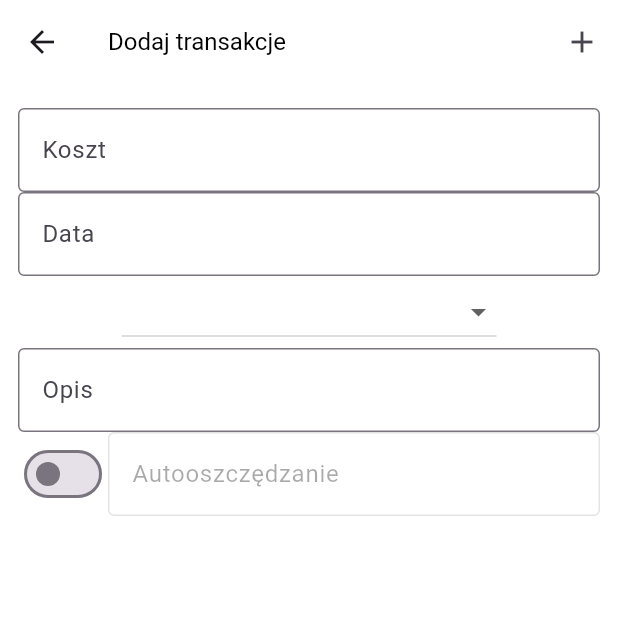
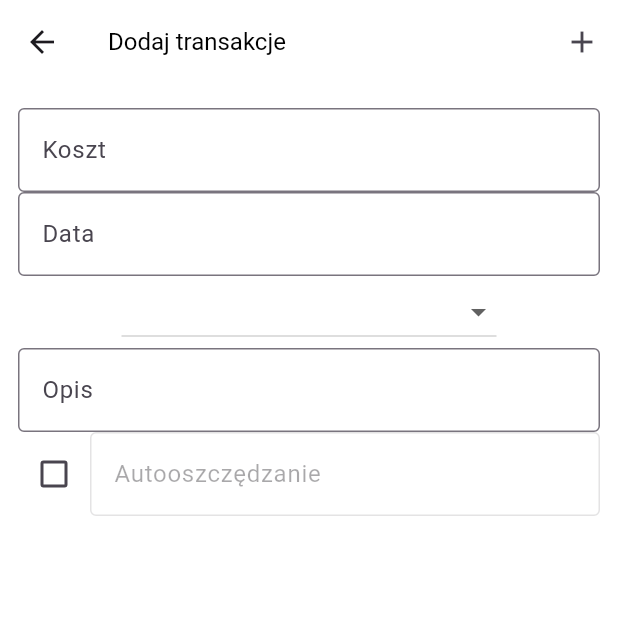
Before and after one commit to kawi15/budget, a Flutter app: the screen it shows after launch, after a tap on the "add" icon, on a phone screen of 412 x 824 dp, the top half of it. Run offline on Flutter 3.47's test engine with Material 3 defaults, Android fonts, the light colour scheme and no system bars; drawn by our look-alikes of dropdown_button2; our stand-ins replace animated_toggle_switch, flutter_bloc, hydrated_bloc.

Commit message:
added view for budget settings

```diff
--- a/lib/app_theme.dart
+++ b/lib/app_theme.dart
@@ -1,3 +1,4 @@
+import 'package:budzet/text_style_base.dart';
 import 'package:flutter/material.dart';
 
 class AppTheme {
@@ -7,10 +8,7 @@ class AppTheme {
           scaffoldBackgroundColor: Colors.white,
           appBarTheme: const AppBarTheme(
               color: Colors.white,
-              titleTextStyle: TextStyle(
-                color: Colors.black,
-                fontSize: 16
-              )
+              titleTextStyle: TextStyleBase.appBarLight
           ),
           drawerTheme: const DrawerThemeData(
             backgroundColor: Colors.white,
@@ -30,10 +28,7 @@ class AppTheme {
           iconTheme: IconThemeData(
               color: Colors.white
           ),
-          titleTextStyle: TextStyle(
-            color: Colors.white,
-            fontSize: 16
-          )
+          titleTextStyle: TextStyleBase.appBarDark
         ),
         drawerTheme: const DrawerThemeData(
           backgroundColor: Colors.black,
--- /dev/null
+++ b/lib/text_style_base.dart
@@ -0,0 +1,13 @@
+import 'package:flutter/material.dart';
+
+class TextStyleBase {
+  static const appBarDark = TextStyle(
+    color: Colors.white,
+    fontSize: 16
+  );
+
+  static const appBarLight = TextStyle(
+    color: Colors.black,
+    fontSize: 16
+  );
+}
--- a/lib/views/add_transaction.dart
+++ b/lib/views/add_transaction.dart
@@ -79,11 +79,14 @@ class _AddTransactionState extends State<AddTransaction> {
                   ),
                   Row(
                     children: [
-                      Switch(value: autosaving, onChanged: (value) {
-                        setState(() {
-                          autosaving = value;
-                        });
-                      }),
+                      Checkbox(
+                          value: autosaving,
+                          onChanged: (value) {
+                            setState(() {
+                              autosaving = !autosaving;
+                            });
+                          }
+                      ),
                       Expanded(
                         child: TextFormField(
                           keyboardType: TextInputType.number,
--- a/lib/views/main_navigator.dart
+++ b/lib/views/main_navigator.dart
@@ -1,5 +1,6 @@
 import 'package:budzet/views/add_transaction.dart';
 import 'package:budzet/views/budget.dart';
+import 'package:budzet/views/budget_settings.dart';
 import 'package:budzet/views/edit_categories.dart';
 import 'package:budzet/views/transaction_history.dart';
 import 'package:budzet/widgets/theme_switch.dart';
@@ -57,9 +58,9 @@ class _MainNavigatorState extends State<MainNavigator> {
               },
             ),
             ListTile(
-              title: const Text('Item 2'),
+              title: const Text('Ustawienia budżetu'),
               onTap: () {
-                Navigator.pop(context);
+                Navigator.of(context).push(MaterialPageRoute(builder: (context) => const BudgetSettings()));
               },
             ),
             const ThemeSwitch()
```
Also changed, not shown: lib/views/budget_settings.dart (added, +36 -0 lines).
